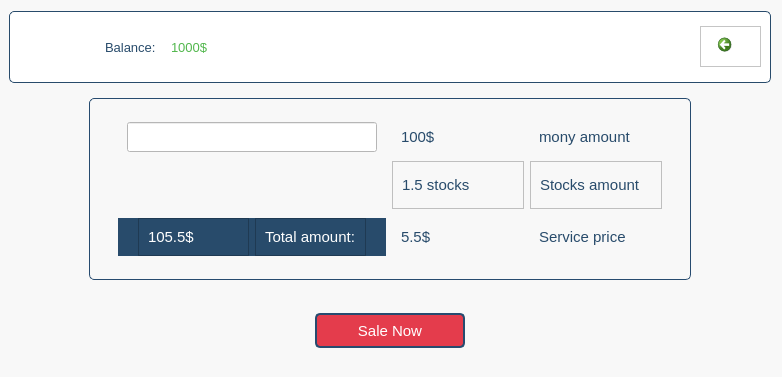
First picture: the form in view/ui/stock_sale.ui, repository MYI26/My_Portfolio_Manager, before the edit.
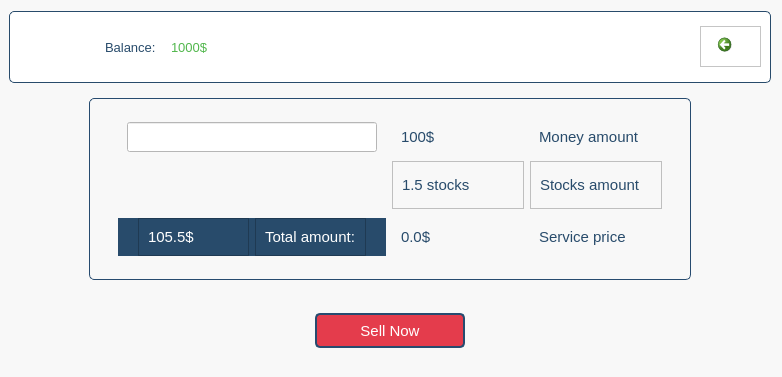
Second picture: the form after the edit. Icons and pictures are not drawn.

Commit message:
Refactor UI elements and improve text labels in stock sale and buy interfaces
- Updated the label for money amount from "mony amount" to "Money amount" for clarity.
- Changed the button text from "Sale Now" to "Sell Now" for consistency.
- Adjusted the displayed money amount from "5.5$" to "0.0$" in both stock sale and buy interfaces.
- Modified layout margins in the stock sale UI for better alignment.
- Removed an obsolete UI file related to stock sale.
- Enhanced the layout and font sizes in the stock info UI for improved readability.

```diff
--- a/view/ui/stock_sale.ui
+++ b/view/ui/stock_sale.ui
@@ -467,7 +467,7 @@
                   </font>
                  </property>
                  <property name="text">
-                  <string>mony amount</string>
+                  <string>Money amount</string>
                  </property>
                 </widget>
                </item>
@@ -716,7 +716,7 @@
                   </font>
                  </property>
                  <property name="text">
-                  <string>5.5$</string>
+                  <string>0.0$</string>
                  </property>
                 </widget>
                </item>
@@ -800,7 +800,7 @@
 </string>
         </property>
         <property name="text">
-         <string>Sale Now</string>
+         <string>Sell Now</string>
         </property>
         <property name="autoRepeatDelay">
          <number>5</number>
```
Left out of the diff: 3 changed lines with no effect on the pictures. The commit also changes 6 other files.
